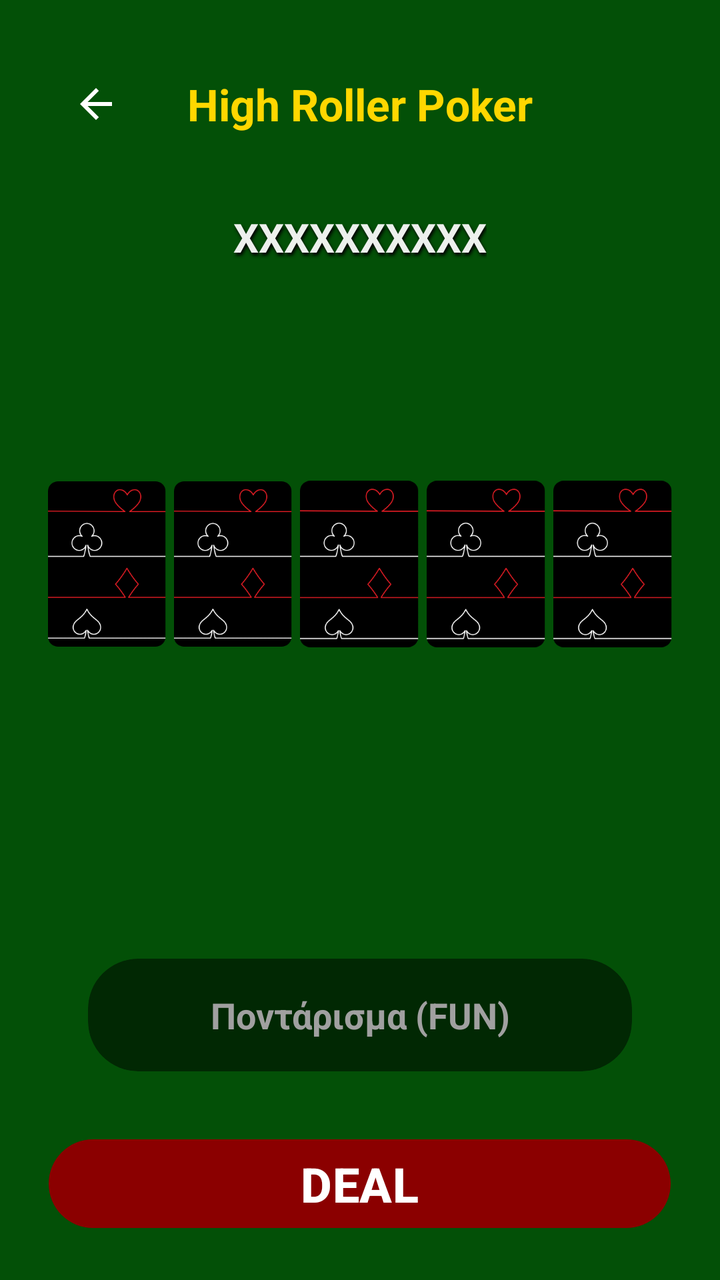
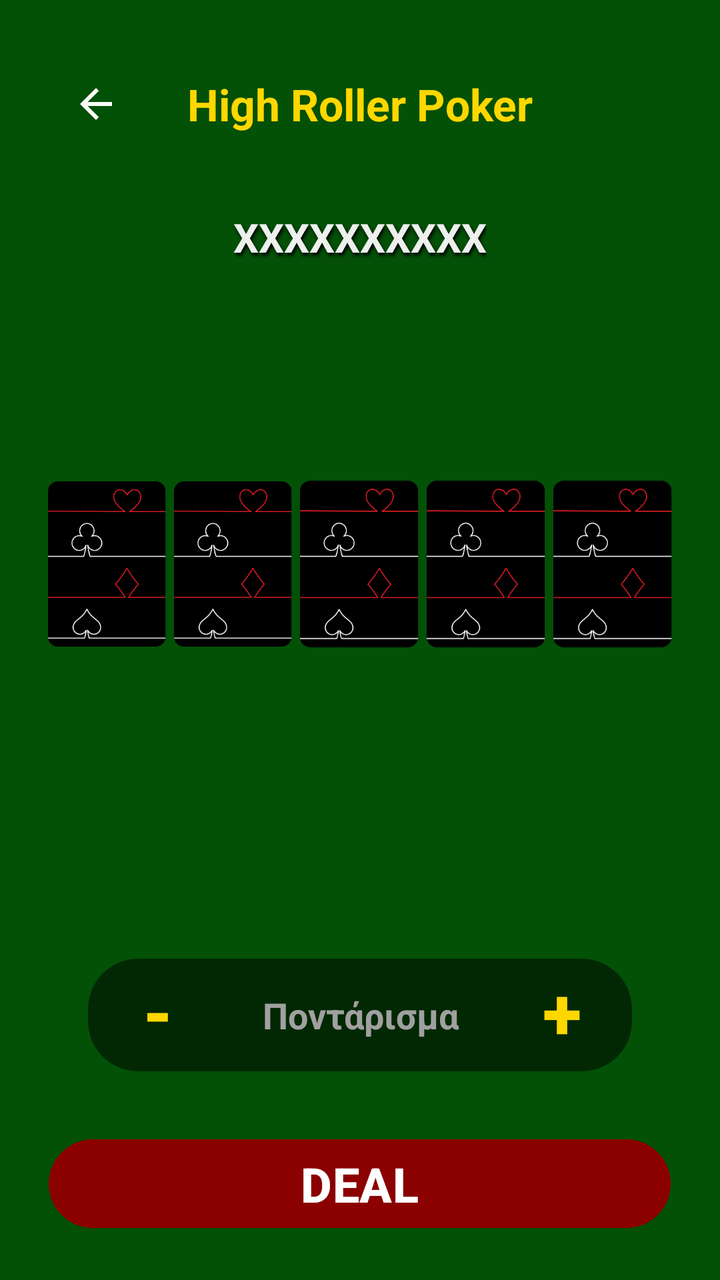

An Android layout rendered at two revisions. The XML below is the earlier revision; the diff shows what the commit changed to produce the second picture.
<!-- AndroidManifest.xml: application theme Theme.GoldenBet -->
<!-- res/layout/fragment_poker.xml -->
<?xml version="1.0" encoding="utf-8"?>
<androidx.core.widget.NestedScrollView xmlns:android="http://schemas.android.com/apk/res/android"
    xmlns:app="http://schemas.android.com/apk/res-auto"
    xmlns:tools="http://schemas.android.com/tools"
    android:layout_width="match_parent"
    android:layout_height="match_parent"
    android:background="#035007"
    android:fillViewport="true"
    tools:context=".view.games.poker.PokerFragment">

    <LinearLayout
        android:layout_width="match_parent"
        android:layout_height="wrap_content"
        android:gravity="center_horizontal"
        android:orientation="vertical"
        android:padding="24dp">

        
        <RelativeLayout
            android:layout_width="match_parent"
            android:layout_height="56dp"
            android:layout_marginBottom="25dp">

            <ImageButton
                android:id="@+id/btnBack"
                android:layout_width="48dp"
                android:layout_height="48dp"
                android:layout_alignParentStart="true"
                android:layout_centerVertical="true"
                android:background="?attr/selectableItemBackgroundBorderless"
                android:contentDescription="Back"
                android:src="@drawable/ic_back"
                app:tint="#FFFFFF" />

            <TextView
                android:id="@+id/tvTitle"
                android:layout_width="wrap_content"
                android:layout_height="wrap_content"
                android:layout_centerInParent="true"
                android:text="High Roller Poker"
                android:textColor="#FFD700"
                android:textSize="22sp"
                android:textStyle="bold" />
        </RelativeLayout>

        <TextView
            android:id="@+id/tvbalance"
            android:layout_width="wrap_content"
            android:layout_height="wrap_content"
            android:layout_marginBottom="30dp"
            android:shadowColor="#FF000000"
            android:shadowDx="2"
            android:shadowDy="4"
            android:shadowRadius="4"
            android:text="XXXXXXXXXX"
            android:textColor="#EDF0ED"
            android:textSize="20sp"
            android:textStyle="bold" />


        <LinearLayout
            android:layout_width="match_parent"
            android:layout_height="240dp"
            android:layout_marginBottom="15dp"
            android:baselineAligned="false"
            android:orientation="horizontal"
            android:weightSum="5">

            <ImageView
                android:id="@+id/ivCard1"
                android:layout_width="0dp"
                android:layout_height="match_parent"
                android:layout_marginEnd="4dp"
                android:layout_weight="1"
                android:scaleType="fitCenter"
                android:src="@drawable/back_dark" />

            <ImageView
                android:id="@+id/ivCard2"
                android:layout_width="0dp"
                android:layout_height="match_parent"
                android:layout_marginEnd="4dp"
                android:layout_weight="1"
                android:scaleType="fitCenter"
                android:src="@drawable/back_dark" />

            <ImageView
                android:id="@+id/ivCard3"
                android:layout_width="0dp"
                android:layout_height="match_parent"
                android:layout_marginEnd="4dp"
                android:layout_weight="1"
                android:scaleType="fitCenter"
                android:src="@drawable/back_dark" />

            <ImageView
                android:id="@+id/ivCard4"
                android:layout_width="0dp"
                android:layout_height="match_parent"
                android:layout_marginEnd="4dp"
                android:layout_weight="1"
                android:scaleType="fitCenter"
                android:src="@drawable/back_dark" />

            <ImageView
                android:id="@+id/ivCard5"
                android:layout_width="0dp"
                android:layout_height="match_parent"
                android:layout_weight="1"
                android:scaleType="fitCenter"
                android:src="@drawable/back_dark" />
        </LinearLayout>


        <TextView
            android:id="@+id/tvHandName"
            android:layout_width="wrap_content"
            android:layout_height="wrap_content"
            android:layout_marginBottom="30dp"
            android:gravity="center"
            android:shadowColor="#FF000000"
            android:shadowDx="2"
            android:shadowDy="4"
            android:shadowRadius="4"
            android:text=""
            android:textColor="#FFD700"
            android:textSize="24sp"
            android:textStyle="bold" />


        <androidx.cardview.widget.CardView
            android:id="@+id/betInputCard"
            android:layout_width="match_parent"
            android:layout_height="wrap_content"
            android:layout_marginStart="20dp"
            android:layout_marginEnd="20dp"
            android:layout_marginBottom="30dp"
            app:cardBackgroundColor="#80000000"
            app:cardCornerRadius="25dp"
            app:cardElevation="0dp">

            <EditText
                android:id="@+id/etbetAmount"
                android:layout_width="match_parent"
                android:layout_height="wrap_content"
                android:background="@android:color/transparent"
                android:gravity="center"
                android:hint="Ποντάρισμα (FUN)"
                android:inputType="numberDecimal"
                android:padding="16dp"
                android:textColor="#FFD700"
                android:textColorHint="#A0A0A0"
                android:textSize="18sp"
                android:textStyle="bold" />

        </androidx.cardview.widget.CardView>


        <Button
            android:id="@+id/btnDeal"
            android:layout_width="311dp"
            android:layout_height="wrap_content"
            android:text="DEAL"
            android:layout_marginBottom="30dp"
            android:textSize="24sp"
            android:textStyle="bold" />


        <TextView
            android:id="@+id/tvresult"
            android:layout_width="wrap_content"
            android:layout_height="wrap_content"
            android:gravity="center"
            android:shadowColor="#FF000000"
            android:shadowDx="2"
            android:shadowDy="4"
            android:shadowRadius="4"
            android:text=""
            android:textColor="#FFD700"
            android:textSize="22sp"
            android:textStyle="bold" />

    </LinearLayout>
</androidx.core.widget.NestedScrollView>
<!-- resources referenced by this layout -->
<resources>
  <!-- drawable back_dark: png bitmap (drawable, 16004 bytes) -->
  <!-- drawable ic_back (drawable) -->
  <vector xmlns:android="http://schemas.android.com/apk/res/android"
      android:width="24dp"
      android:height="24dp"
      android:viewportWidth="960"
      android:viewportHeight="960"
      android:tint="?attr/colorControlNormal"
      android:autoMirrored="true">
    <path
        android:fillColor="@android:color/white"
        android:pathData="M313,520L537,744L480,800L160,480L480,160L537,216L313,440L800,440L800,520L313,520Z"/>
  </vector>
  <style name="Theme.GoldenBet" parent="Base.Theme.GoldenBet" />
  <style name="Base.Theme.GoldenBet" parent="Theme.Material3.DayNight.NoActionBar">
          <item name="android:windowBackground">@color/bg_light</item>
  
          <item name="colorSurface">@color/card_light</item>
  
          <item name="colorOnSurface">@color/text_dark</item>
  
          <item name="colorPrimary">@color/luxury_red</item>
  
          <item name="android:statusBarColor">@color/bg_light</item>
          <item name="android:windowLightStatusBar">true</item>
          <item name="colorSurfaceVariant">@color/input_bg_light</item>
          <item name="colorSecondary">@color/gold_classic</item>
  
      </style>
  <color name="bg_light">#F5F5F5</color>
  <color name="card_light">#FFFFFF</color>
  <color name="text_dark">#212121</color>
  <color name="luxury_red">#8B0000</color>
  <color name="input_bg_light">#EBEBEB</color>
  <color name="gold_classic">#C6930A</color>
</resources>

<!-- the commit's change to res/layout/fragment_poker.xml (unified diff, before → after) -->
@@ -15,7 +15,6 @@
         android:orientation="vertical"
         android:padding="24dp">
 
-        
         <RelativeLayout
             android:layout_width="match_parent"
             android:layout_height="56dp"
@@ -139,19 +138,60 @@
             app:cardCornerRadius="25dp"
             app:cardElevation="0dp">
 
-            <EditText
-                android:id="@+id/etbetAmount"
+            <LinearLayout
                 android:layout_width="match_parent"
                 android:layout_height="wrap_content"
-                android:background="@android:color/transparent"
-                android:gravity="center"
-                android:hint="Ποντάρισμα (FUN)"
-                android:inputType="numberDecimal"
-                android:padding="16dp"
-                android:textColor="#FFD700"
-                android:textColorHint="#A0A0A0"
-                android:textSize="18sp"
-                android:textStyle="bold" />
+                android:orientation="horizontal"
+                android:gravity="center_vertical"
+                android:paddingStart="10dp"
+                android:paddingEnd="10dp">
+
+                <Button
+                    android:id="@+id/btnDecreaseBet"
+                    android:layout_width="50dp"
+                    android:layout_height="50dp"
+                    android:background="@android:color/transparent"
+                    android:gravity="center"
+                    android:padding="0dp"
+                    android:minWidth="0dp"
+                    android:minHeight="0dp"
+                    android:includeFontPadding="false"
+                    android:text="-"
+                    android:textColor="#FFD700"
+                    android:textSize="36sp"
+                    android:textStyle="bold" />
+
+                <EditText
+                    android:id="@+id/etbetAmount"
+                    android:layout_width="0dp"
+                    android:layout_height="wrap_content"
+                    android:layout_weight="1"
+                    android:background="@android:color/transparent"
+                    android:gravity="center"
+                    android:hint="Ποντάρισμα"
+                    android:inputType="numberDecimal"
+                    android:padding="16dp"
+                    android:textColor="#FFD700"
+                    android:textColorHint="#A0A0A0"
+                    android:textSize="18sp"
+                    android:textStyle="bold" />
+
+                <Button
+                    android:id="@+id/btnIncreaseBet"
+                    android:layout_width="50dp"
+                    android:layout_height="50dp"
+                    android:background="@android:color/transparent"
+                    android:gravity="center"
+                    android:padding="0dp"
+                    android:minWidth="0dp"
+                    android:minHeight="0dp"
+                    android:includeFontPadding="false"
+                    android:text="+"
+                    android:textColor="#FFD700"
+                    android:textSize="36sp"
+                    android:textStyle="bold" />
+
+            </LinearLayout>
 
         </androidx.cardview.widget.CardView>
 
